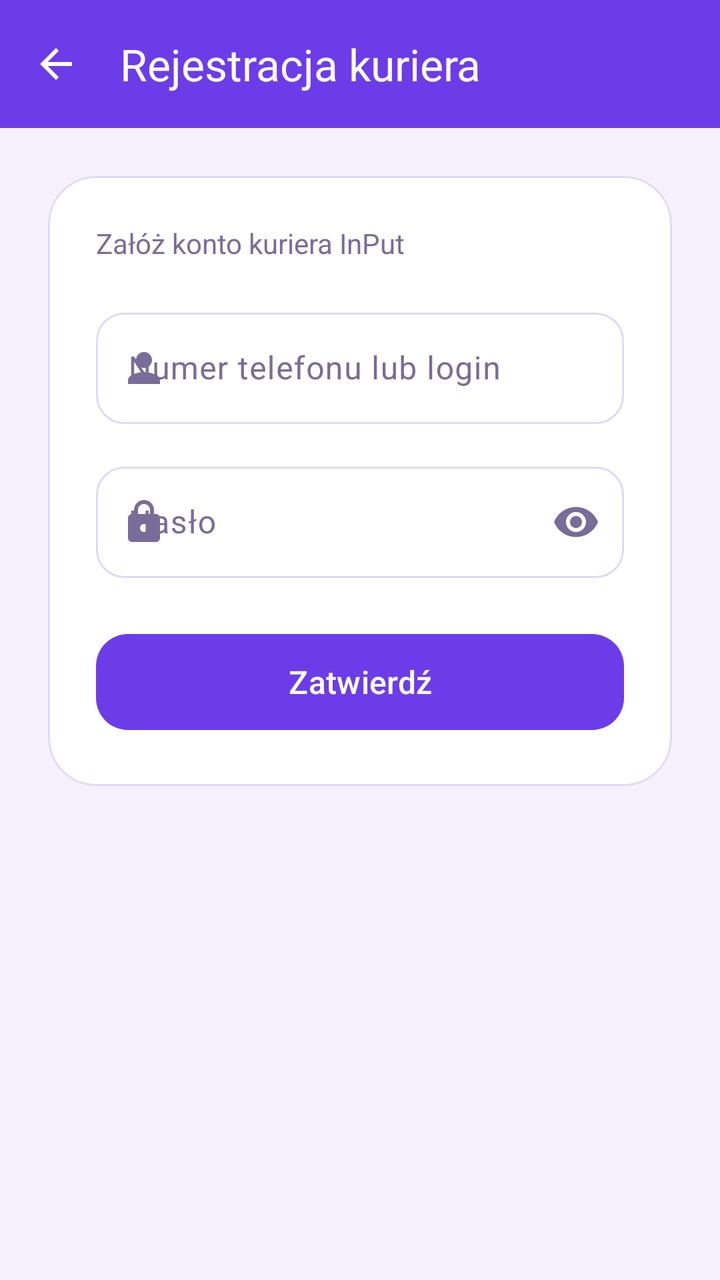
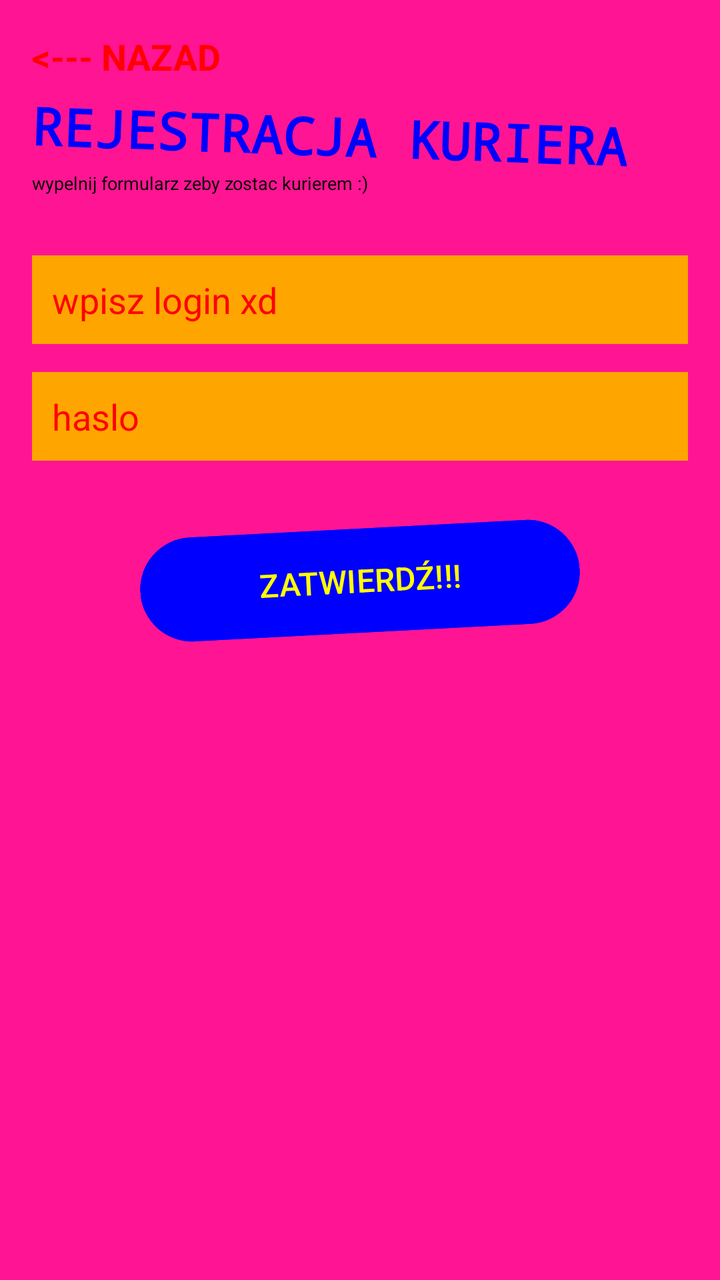

Compare the two renders of this Android layout. The source of the first and the diff that turns it into the second are given below.
<!-- AndroidManifest.xml: application theme Theme.DemoEmptyActivity -->
<!-- res/layout/activity_register_courier.xml -->
<?xml version="1.0" encoding="utf-8"?>
<LinearLayout xmlns:android="http://schemas.android.com/apk/res/android"
        xmlns:app="http://schemas.android.com/apk/res-auto"
        xmlns:tools="http://schemas.android.com/tools"
        android:id="@+id/main"
        android:layout_width="match_parent"
        android:layout_height="match_parent"
        android:orientation="vertical"
        android:background="@color/purple_background"
        tools:context=".RegisterCourierActivity">

    <com.google.android.material.appbar.MaterialToolbar
            android:id="@+id/toolbar"
            android:layout_width="match_parent"
            android:layout_height="?attr/actionBarSize"
            android:background="@color/purple_primary"
            app:title="Rejestracja kuriera"
            app:titleTextColor="@color/white"
            app:navigationIcon="@drawable/ic_arrow_back"
            app:navigationIconTint="@color/white" />

    <androidx.core.widget.NestedScrollView
            android:layout_width="match_parent"
            android:layout_height="match_parent">

        <LinearLayout
                android:layout_width="match_parent"
                android:layout_height="wrap_content"
                android:orientation="vertical"
                android:padding="24dp">

            <com.google.android.material.card.MaterialCardView
                    android:layout_width="match_parent"
                    android:layout_height="wrap_content"
                    app:cardCornerRadius="24dp"
                    app:cardElevation="0dp"
                    app:strokeWidth="1dp"
                    app:strokeColor="@color/outline"
                    app:cardBackgroundColor="@color/surface">

                <LinearLayout
                        android:layout_width="match_parent"
                        android:layout_height="wrap_content"
                        android:orientation="vertical"
                        android:padding="24dp">

                    <TextView
                            android:layout_width="wrap_content"
                            android:layout_height="wrap_content"
                            android:text="Załóż konto kuriera InPut"
                            android:textSize="14sp"
                            android:textColor="@color/text_muted"
                            android:layout_marginBottom="20dp" />

                    <com.google.android.material.textfield.TextInputLayout
                            android:id="@+id/tilLogin"
                            style="@style/Widget.Material3.TextInputLayout.OutlinedBox"
                            android:layout_width="match_parent"
                            android:layout_height="wrap_content"
                            android:hint="Numer telefonu lub login"
                            app:startIconDrawable="@drawable/ic_person"
                            app:boxCornerRadiusTopStart="14dp"
                            app:boxCornerRadiusTopEnd="14dp"
                            app:boxCornerRadiusBottomStart="14dp"
                            app:boxCornerRadiusBottomEnd="14dp"
                            android:layout_marginBottom="16dp">

                        <com.google.android.material.textfield.TextInputEditText
                                android:id="@+id/etLogin"
                                android:layout_width="match_parent"
                                android:layout_height="wrap_content"
                                android:inputType="text" />
                    </com.google.android.material.textfield.TextInputLayout>

                    <com.google.android.material.textfield.TextInputLayout
                            android:id="@+id/tilPassword"
                            style="@style/Widget.Material3.TextInputLayout.OutlinedBox"
                            android:layout_width="match_parent"
                            android:layout_height="wrap_content"
                            android:hint="Hasło"
                            app:startIconDrawable="@drawable/ic_lock"
                            app:endIconMode="password_toggle"
                            app:boxCornerRadiusTopStart="14dp"
                            app:boxCornerRadiusTopEnd="14dp"
                            app:boxCornerRadiusBottomStart="14dp"
                            app:boxCornerRadiusBottomEnd="14dp"
                            android:layout_marginBottom="24dp">

                        <com.google.android.material.textfield.TextInputEditText
                                android:id="@+id/etPassword"
                                android:layout_width="match_parent"
                                android:layout_height="wrap_content"
                                android:inputType="textPassword" />
                    </com.google.android.material.textfield.TextInputLayout>

                    <com.google.android.material.button.MaterialButton
                            android:id="@+id/btnSubmit"
                            android:layout_width="match_parent"
                            android:layout_height="56dp"
                            android:text="Zatwierdź"
                            android:textSize="16sp"
                            android:textAllCaps="false"
                            app:cornerRadius="16dp" />

                </LinearLayout>
            </com.google.android.material.card.MaterialCardView>

        </LinearLayout>
    </androidx.core.widget.NestedScrollView>

</LinearLayout>
<!-- resources referenced by this layout -->
<resources>
  <color name="outline">#E1D9F5</color>
  <color name="purple_background">#F5F1FC</color>
  <color name="purple_primary">#6C3CE9</color>
  <color name="surface">#FFFFFF</color>
  <color name="text_muted">#7A6C99</color>
  <color name="white">#FFFFFFFF</color>
  <!-- drawable ic_arrow_back (drawable) -->
  <vector xmlns:android="http://schemas.android.com/apk/res/android"
      android:width="24dp"
      android:height="24dp"
      android:viewportWidth="24"
      android:viewportHeight="24"
      android:tint="#FFFFFF">
      <path
          android:fillColor="#FF000000"
          android:pathData="M20,11H7.83l5.59,-5.59L12,4l-8,8 8,8 1.41,-1.41L7.83,13H20v-2z"/>
  </vector>
  <!-- drawable ic_lock (drawable) -->
  <vector xmlns:android="http://schemas.android.com/apk/res/android"
      android:width="24dp"
      android:height="24dp"
      android:viewportWidth="24"
      android:viewportHeight="24">
      <path
          android:fillColor="#FF000000"
          android:pathData="M18,8h-1L17,6c0,-2.76 -2.24,-5 -5,-5S7,3.24 7,6v2L6,8c-1.1,0 -2,0.9 -2,2v10c0,1.1 0.9,2 2,2h12c1.1,0 2,-0.9 2,-2L20,10c0,-1.1 -0.9,-2 -2,-2zM9,6c0,-1.66 1.34,-3 3,-3s3,1.34 3,3v2L9,8L9,6zM12,17c-1.1,0 -2,-0.9 -2,-2s0.9,-2 2,-2 2,0.9 2,2 -0.9,2 -2,2z"/>
  </vector>
  <!-- drawable ic_person (drawable) -->
  <vector xmlns:android="http://schemas.android.com/apk/res/android"
      android:width="24dp"
      android:height="24dp"
      android:viewportWidth="24"
      android:viewportHeight="24">
      <path
          android:fillColor="#FF000000"
          android:pathData="M12,12c2.21,0 4,-1.79 4,-4s-1.79,-4 -4,-4 -4,1.79 -4,4 1.79,4 4,4zM12,14c-2.67,0 -8,1.34 -8,4v2h16v-2c0,-2.66 -5.33,-4 -8,-4z"/>
  </vector>
  <style name="Theme.DemoEmptyActivity" parent="Base.Theme.DemoEmptyActivity" />
  <style name="Base.Theme.DemoEmptyActivity" parent="Theme.Material3.DayNight.NoActionBar">
          <item name="colorPrimary">@color/purple_primary</item>
          <item name="colorPrimaryDark">@color/purple_primary_dark</item>
          <item name="colorOnPrimary">@color/white</item>
          <item name="colorPrimaryContainer">@color/purple_container</item>
          <item name="colorOnPrimaryContainer">@color/text_dark</item>
          <item name="colorSecondary">@color/purple_primary</item>
          <item name="colorSurface">@color/surface</item>
          <item name="colorOnSurface">@color/text_dark</item>
          <item name="colorOnSurfaceVariant">@color/text_muted</item>
          <item name="colorOutline">@color/outline</item>
          <item name="android:windowBackground">@color/purple_background</item>
      </style>
  <color name="purple_primary_dark">#4B2AAE</color>
  <color name="purple_container">#EDE4FB</color>
  <color name="text_dark">#241442</color>
</resources>

<!-- the commit's change to res/layout/activity_register_courier.xml (unified diff, before → after) -->
@@ -1,111 +1,79 @@
 <?xml version="1.0" encoding="utf-8"?>
 <LinearLayout xmlns:android="http://schemas.android.com/apk/res/android"
-        xmlns:app="http://schemas.android.com/apk/res-auto"
         xmlns:tools="http://schemas.android.com/tools"
         android:id="@+id/main"
         android:layout_width="match_parent"
         android:layout_height="match_parent"
         android:orientation="vertical"
-        android:background="@color/purple_background"
+        android:padding="16dp"
+        android:background="@color/hot_pink"
         tools:context=".RegisterCourierActivity">
 
-    <com.google.android.material.appbar.MaterialToolbar
-            android:id="@+id/toolbar"
+    <TextView
+            android:id="@+id/btnBack"
+            android:layout_width="wrap_content"
+            android:layout_height="wrap_content"
+            android:text="&lt;--- NAZAD"
+            android:textColor="@color/bright_red"
+            android:textSize="18sp"
+            android:textStyle="bold"
+            android:clickable="true"
+            android:focusable="true" />
+
+    <TextView
+            android:id="@+id/tvTitle"
+            android:layout_width="wrap_content"
+            android:layout_height="wrap_content"
+            android:text="REJESTRACJA KURIERA"
+            android:textSize="26sp"
+            android:textStyle="bold"
+            android:fontFamily="monospace"
+            android:textColor="@color/bright_blue"
+            android:rotation="2"
+            android:layout_marginTop="10dp" />
+
+    <TextView
+            android:id="@+id/tvSubtitle"
+            android:layout_width="wrap_content"
+            android:layout_height="wrap_content"
+            android:text="wypelnij formularz zeby zostac kurierem :)"
+            android:textSize="9sp"
+            android:textColor="@color/black"
+            android:layout_marginBottom="30dp" />
+
+    <EditText
+            android:id="@+id/etLogin"
             android:layout_width="match_parent"
-            android:layout_height="?attr/actionBarSize"
-            android:background="@color/purple_primary"
-            app:title="Rejestracja kuriera"
-            app:titleTextColor="@color/white"
-            app:navigationIcon="@drawable/ic_arrow_back"
-            app:navigationIconTint="@color/white" />
+            android:layout_height="wrap_content"
+            android:hint="wpisz login xd"
+            android:inputType="text"
+            android:textColor="@color/bright_red"
+            android:textColorHint="@color/bright_red"
+            android:background="@color/orange"
+            android:padding="10dp"
+            android:layout_marginBottom="14dp" />
 
-    <androidx.core.widget.NestedScrollView
+    <EditText
+            android:id="@+id/etPassword"
             android:layout_width="match_parent"
-            android:layout_height="match_parent">
+            android:layout_height="wrap_content"
+            android:hint="haslo"
+            android:inputType="textPassword"
+            android:textColor="@color/bright_red"
+            android:textColorHint="@color/bright_red"
+            android:background="@color/orange"
+            android:padding="10dp"
+            android:layout_marginBottom="30dp" />
 
-        <LinearLayout
-                android:layout_width="match_parent"
-                android:layout_height="wrap_content"
-                android:orientation="vertical"
-                android:padding="24dp">
-
-            <com.google.android.material.card.MaterialCardView
-                    android:layout_width="match_parent"
-                    android:layout_height="wrap_content"
-                    app:cardCornerRadius="24dp"
-                    app:cardElevation="0dp"
-                    app:strokeWidth="1dp"
-                    app:strokeColor="@color/outline"
-                    app:cardBackgroundColor="@color/surface">
-
-                <LinearLayout
-                        android:layout_width="match_parent"
-                        android:layout_height="wrap_content"
-                        android:orientation="vertical"
-                        android:padding="24dp">
-
-                    <TextView
-                            android:layout_width="wrap_content"
-                            android:layout_height="wrap_content"
-                            android:text="Załóż konto kuriera InPut"
-                            android:textSize="14sp"
-                            android:textColor="@color/text_muted"
-                            android:layout_marginBottom="20dp" />
-
-                    <com.google.android.material.textfield.TextInputLayout
-                            android:id="@+id/tilLogin"
-                            style="@style/Widget.Material3.TextInputLayout.OutlinedBox"
-                            android:layout_width="match_parent"
-                            android:layout_height="wrap_content"
-                            android:hint="Numer telefonu lub login"
-                            app:startIconDrawable="@drawable/ic_person"
-                            app:boxCornerRadiusTopStart="14dp"
-                            app:boxCornerRadiusTopEnd="14dp"
-                            app:boxCornerRadiusBottomStart="14dp"
-                            app:boxCornerRadiusBottomEnd="14dp"
-                            android:layout_marginBottom="16dp">
-
-                        <com.google.android.material.textfield.TextInputEditText
-                                android:id="@+id/etLogin"
-                                android:layout_width="match_parent"
-                                android:layout_height="wrap_content"
-                                android:inputType="text" />
-                    </com.google.android.material.textfield.TextInputLayout>
-
-                    <com.google.android.material.textfield.TextInputLayout
-                            android:id="@+id/tilPassword"
-                            style="@style/Widget.Material3.TextInputLayout.OutlinedBox"
-                            android:layout_width="match_parent"
-                            android:layout_height="wrap_content"
-                            android:hint="Hasło"
-                            app:startIconDrawable="@drawable/ic_lock"
-                            app:endIconMode="password_toggle"
-                            app:boxCornerRadiusTopStart="14dp"
-                            app:boxCornerRadiusTopEnd="14dp"
-                            app:boxCornerRadiusBottomStart="14dp"
-                            app:boxCornerRadiusBottomEnd="14dp"
-                            android:layout_marginBottom="24dp">
-
-                        <com.google.android.material.textfield.TextInputEditText
-                                android:id="@+id/etPassword"
-                                android:layout_width="match_parent"
-                                android:layout_height="wrap_content"
-                                android:inputType="textPassword" />
-                    </com.google.android.material.textfield.TextInputLayout>
-
-                    <com.google.android.material.button.MaterialButton
-                            android:id="@+id/btnSubmit"
-                            android:layout_width="match_parent"
-                            android:layout_height="56dp"
-                            android:text="Zatwierdź"
-                            android:textSize="16sp"
-                            android:textAllCaps="false"
-                            app:cornerRadius="16dp" />
-
-                </LinearLayout>
-            </com.google.android.material.card.MaterialCardView>
-
-        </LinearLayout>
-    </androidx.core.widget.NestedScrollView>
+    <Button
+            android:id="@+id/btnSubmit"
+            android:layout_width="220dp"
+            android:layout_height="60dp"
+            android:layout_gravity="center"
+            android:text="ZATWIERDŹ!!!"
+            android:textSize="16sp"
+            android:textColor="@color/bright_yellow"
+            android:backgroundTint="@color/bright_blue"
+            android:rotation="-3" />
 
 </LinearLayout>
<!-- resource entries referenced after the edit -->
@@ -1,58 +1,16 @@
 <!-- resources referenced by this layout -->
 <resources>
-  <color name="outline">#E1D9F5</color>
-  <color name="purple_background">#F5F1FC</color>
-  <color name="purple_primary">#6C3CE9</color>
-  <color name="surface">#FFFFFF</color>
-  <color name="text_muted">#7A6C99</color>
-  <color name="white">#FFFFFFFF</color>
-  <!-- drawable ic_arrow_back (drawable) -->
-  <vector xmlns:android="http://schemas.android.com/apk/res/android"
-      android:width="24dp"
-      android:height="24dp"
-      android:viewportWidth="24"
-      android:viewportHeight="24"
-      android:tint="#FFFFFF">
-      <path
-          android:fillColor="#FF000000"
-          android:pathData="M20,11H7.83l5.59,-5.59L12,4l-8,8 8,8 1.41,-1.41L7.83,13H20v-2z"/>
-  </vector>
-  <!-- drawable ic_lock (drawable) -->
-  <vector xmlns:android="http://schemas.android.com/apk/res/android"
-      android:width="24dp"
-      android:height="24dp"
-      android:viewportWidth="24"
-      android:viewportHeight="24">
-      <path
-          android:fillColor="#FF000000"
-          android:pathData="M18,8h-1L17,6c0,-2.76 -2.24,-5 -5,-5S7,3.24 7,6v2L6,8c-1.1,0 -2,0.9 -2,2v10c0,1.1 0.9,2 2,2h12c1.1,0 2,-0.9 2,-2L20,10c0,-1.1 -0.9,-2 -2,-2zM9,6c0,-1.66 1.34,-3 3,-3s3,1.34 3,3v2L9,8L9,6zM12,17c-1.1,0 -2,-0.9 -2,-2s0.9,-2 2,-2 2,0.9 2,2 -0.9,2 -2,2z"/>
-  </vector>
-  <!-- drawable ic_person (drawable) -->
-  <vector xmlns:android="http://schemas.android.com/apk/res/android"
-      android:width="24dp"
-      android:height="24dp"
-      android:viewportWidth="24"
-      android:viewportHeight="24">
-      <path
-          android:fillColor="#FF000000"
-          android:pathData="M12,12c2.21,0 4,-1.79 4,-4s-1.79,-4 -4,-4 -4,1.79 -4,4 1.79,4 4,4zM12,14c-2.67,0 -8,1.34 -8,4v2h16v-2c0,-2.66 -5.33,-4 -8,-4z"/>
-  </vector>
+  <color name="black">#FF000000</color>
+  <color name="bright_blue">#0000FF</color>
+  <color name="bright_red">#FF0000</color>
+  <color name="bright_yellow">#FFFF00</color>
+  <color name="hot_pink">#FF1493</color>
+  <color name="orange">#FFA500</color>
   <style name="Theme.DemoEmptyActivity" parent="Base.Theme.DemoEmptyActivity" />
   <style name="Base.Theme.DemoEmptyActivity" parent="Theme.Material3.DayNight.NoActionBar">
-          <item name="colorPrimary">@color/purple_primary</item>
-          <item name="colorPrimaryDark">@color/purple_primary_dark</item>
-          <item name="colorOnPrimary">@color/white</item>
-          <item name="colorPrimaryContainer">@color/purple_container</item>
-          <item name="colorOnPrimaryContainer">@color/text_dark</item>
-          <item name="colorSecondary">@color/purple_primary</item>
-          <item name="colorSurface">@color/surface</item>
-          <item name="colorOnSurface">@color/text_dark</item>
-          <item name="colorOnSurfaceVariant">@color/text_muted</item>
-          <item name="colorOutline">@color/outline</item>
-          <item name="android:windowBackground">@color/purple_background</item>
+          <item name="colorPrimary">@color/bright_red</item>
+          <item name="android:windowBackground">@color/neon_green</item>
       </style>
-  <color name="purple_primary_dark">#4B2AAE</color>
-  <color name="purple_container">#EDE4FB</color>
-  <color name="text_dark">#241442</color>
+  <color name="neon_green">#39FF14</color>
 </resources>
 
